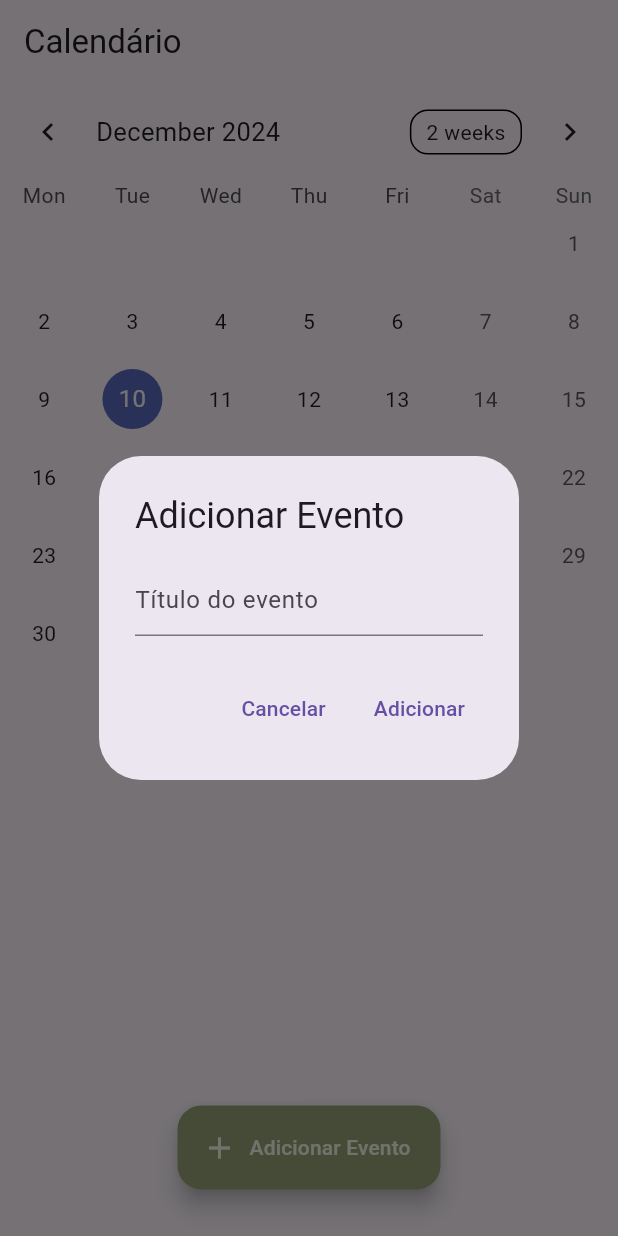
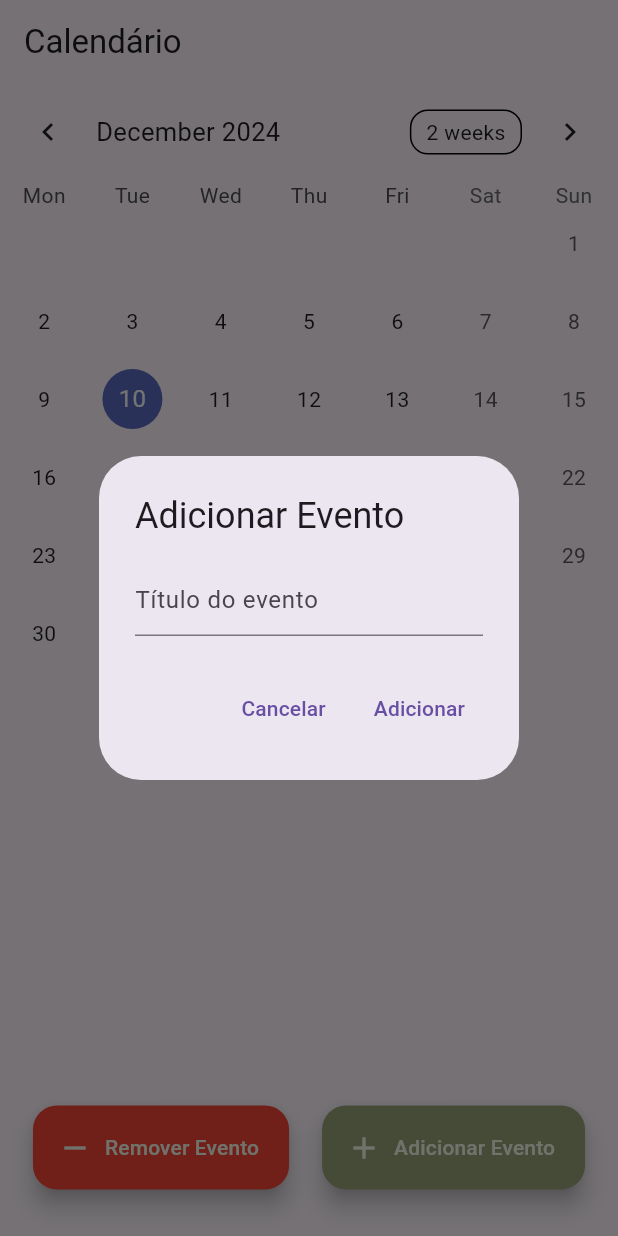
Before and after one commit to LDDM-PUC-MG/leaf, a Flutter app: the TableEventsExample screen opened directly, after a tap on "Adicionar Evento", on a phone screen of 412 x 824 dp. Run offline on Flutter 3.47's test engine with Material 3 defaults, Android fonts, the light colour scheme and no system bars; drawn by our look-alikes of table_calendar; our stand-ins replace curved_navigation_bar, google_maps_flutter, image_picker, open_file, speech_to_text, sqflite; missing offline and left inert: calendar_slider; accounts and stored records are empty.

Commit message:
Upload calendário

```diff
--- a/lib/screens/calendario/events_example.dart
+++ b/lib/screens/calendario/events_example.dart
@@ -1,7 +1,7 @@
 import 'package:flutter/material.dart';
 import 'package:table_calendar/table_calendar.dart';
 import 'package:calendario/styles/colors.dart';
-import 'package:calendario/database/sql_helper.dart'; // Certifique-se de importar o SQLHelper para a interação com o banco de dados.
+
 
 class TableEventsExample extends StatefulWidget {
   const TableEventsExample({super.key});
@@ -19,17 +19,12 @@ class _TableEventsExampleState extends State<TableEventsExample> {
   DateTime? _rangeStart;
   DateTime? _rangeEnd;
 
-  Map<DateTime, List<Event>> _events = {}; // Local map to store events temporarily.
-
-  final int idUsuario = 1; // Supondo que o id do usuário seja 1. Ajuste conforme necessário.
-
   @override
   void initState() {
     super.initState();
+
     _selectedDay = _focusedDay;
     _selectedEvents = ValueNotifier(_getEventsForDay(_selectedDay!));
-
-    _loadAllEvents(); // Load all events from the database on init.
   }
 
   @override
@@ -38,25 +33,8 @@ class _TableEventsExampleState extends State<TableEventsExample> {
     super.dispose();
   }
 
-  Future<void> _loadAllEvents() async {
-    _events.clear();
-    final allEvents = await SQLHelper.getAllEvents(idUsuario); // Passa o idUsuario como argumento.
-    for (var event in allEvents) {
-      DateTime eventDate = DateTime.parse(event['data']);
-      if (_events[eventDate] != null) {
-        _events[eventDate]!.add(Event(event['titulo'], event['id']));
-      } else {
-        _events[eventDate] = [Event(event['titulo'], event['id'])];
-      }
-    }
-
-    setState(() {
-      _selectedEvents.value = _getEventsForDay(_selectedDay!);
-    });
-  }
-
   List<Event> _getEventsForDay(DateTime day) {
-    return _events[day] ?? [];
+    return kEvents[day] ?? [];
   }
 
   List<Event> _getEventsForRange(DateTime start, DateTime end) {
@@ -102,55 +80,53 @@ class _TableEventsExampleState extends State<TableEventsExample> {
     await showDialog(
       context: context,
       builder: (context) => AlertDialog(
-        title: const Text("Adicionar Evento"),
+        title: Text("Adicionar Evento"),
         content: TextField(
           controller: eventController,
-          decoration: const InputDecoration(hintText: "Título do evento"),
+          decoration: InputDecoration(hintText: "Título do evento"),
         ),
         actions: [
           TextButton(
             onPressed: () {
               Navigator.pop(context);
             },
-            child: const Text("Cancelar"),
+            child: Text("Cancelar"),
           ),
           TextButton(
-            onPressed: () async {
-              if (eventController.text.isNotEmpty && _selectedDay != null) {
-                final data =
-                    '${_selectedDay!.year}-${_selectedDay!.month.toString().padLeft(2, '0')}-${_selectedDay!.day.toString().padLeft(2, '0')}';
-
-                // Adicionar evento ao banco de dados SQLite
-                await SQLHelper.addCalendarEvent(
-                  idUsuario, // Passando o id do usuário autenticado.
-                  eventController.text,
-                  data,
-                );
-
-                await _loadAllEvents(); // Recarrega todos os eventos no calendário.
-                _selectedEvents.value = _getEventsForDay(_selectedDay!);
-                Navigator.pop(context); // Fecha o diálogo
+            onPressed: () {
+              if (eventController.text.isNotEmpty) {
+                setState(() {
+                  if (kEvents[_selectedDay!] != null) {
+                    kEvents[_selectedDay!]!.add(Event(eventController.text));
+                  } else {
+                    kEvents[_selectedDay!] = [Event(eventController.text)];
+                  }
+                  _selectedEvents.value = _getEventsForDay(_selectedDay!);
+                });
+                Navigator.pop(context);
               }
             },
-            child: const Text("Adicionar"),
+            child: Text("Adicionar"),
           ),
         ],
       ),
     );
   }
 
-  Future<void> _removeEvent(int eventId) async {
-    // Remove evento do banco de dados pelo ID.
-    await SQLHelper.removeCalendarEvent(eventId);
-    await _loadAllEvents(); // Recarrega os eventos do banco de dados.
-    _selectedEvents.value = _getEventsForDay(_selectedDay!);
+  void _removeEvent() {
+    if (_selectedDay != null && kEvents[_selectedDay!] != null && kEvents[_selectedDay!]!.isNotEmpty) {
+      setState(() {
+        kEvents[_selectedDay!]!.removeLast();
+        _selectedEvents.value = _getEventsForDay(_selectedDay!);
+      });
+    }
   }
 
   @override
   Widget build(BuildContext context) {
     return Scaffold(
       appBar: AppBar(
-        title: const Text('Calendário'),
+        title: Text('Calendário'),
       ),
       body: Column(
         children: [
@@ -165,7 +141,7 @@ class _TableEventsExampleState extends State<TableEventsExample> {
             rangeSelectionMode: _rangeSelectionMode,
             eventLoader: _getEventsForDay,
             startingDayOfWeek: StartingDayOfWeek.monday,
-            calendarStyle: const CalendarStyle(
+            calendarStyle: CalendarStyle(
               outsideDaysVisible: false,
             ),
             onDaySelected: _onDaySelected,
@@ -200,13 +176,7 @@ class _TableEventsExampleState extends State<TableEventsExample> {
                       ),
                       child: ListTile(
                         onTap: () => print('${value[index]}'),
-                        title: Text(value[index].title),
-                        trailing: IconButton(
-                          icon: const Icon(Icons.delete),
-                          onPressed: () async {
-                            await _removeEvent(value[index].id!); // Remove evento pelo ID.
-                          },
-                        ),
+                        title: Text('${value[index]}'),
                       ),
                     );
                   },
@@ -219,33 +189,42 @@ class _TableEventsExampleState extends State<TableEventsExample> {
       floatingActionButtonLocation: FloatingActionButtonLocation.centerFloat,
       floatingActionButton: _selectedDay != null
           ? Padding(
-        padding: const EdgeInsets.only(bottom: 15.0),
+        padding: const EdgeInsets.only(bottom: 15.0), // Aumenta a margem inferior
         child: Row(
           mainAxisAlignment: MainAxisAlignment.spaceEvenly,
           children: [
             FloatingActionButton.extended(
+              onPressed: _removeEvent,
+              label: Text(
+                "Remover Evento",
+                style: TextStyle(color: AppColors.white), // Define a cor da fonte
+              ),
+              icon: Icon(Icons.remove, color:AppColors.white),
+              backgroundColor: Colors.red,
+            ),
+
+            FloatingActionButton.extended(
               onPressed: _addEventDialog,
-              label: const Text(
+              label: Text(
                 "Adicionar Evento",
-                style: TextStyle(color: AppColors.white),
+                style: TextStyle(color: AppColors.white), // Define a cor da fonte
               ),
-              icon: const Icon(Icons.add, color: AppColors.white),
+              icon: Icon(Icons.add, color:AppColors.white),
               backgroundColor: AppColors.secondary,
             ),
           ],
         ),
       )
+
           : null,
     );
   }
 }
 
-// Event class with ID support for database.
+// Example events data
 class Event {
   final String title;
-  final int? id; // Add an ID to track events from the database.
-
-  Event(this.title, [this.id]);
+  Event(this.title);
 
   @override
   String toString() => title;
@@ -253,6 +232,8 @@ class Event {
 
 final kFirstDay = DateTime(2020, 1, 1);
 final kLastDay = DateTime(2030, 12, 31);
+
+final Map<DateTime, List<Event>> kEvents = {};
 
 // Helper functions
 List<DateTime> daysInRange(DateTime start, DateTime end) {
```
Also changed, not shown: pubspec.lock.
